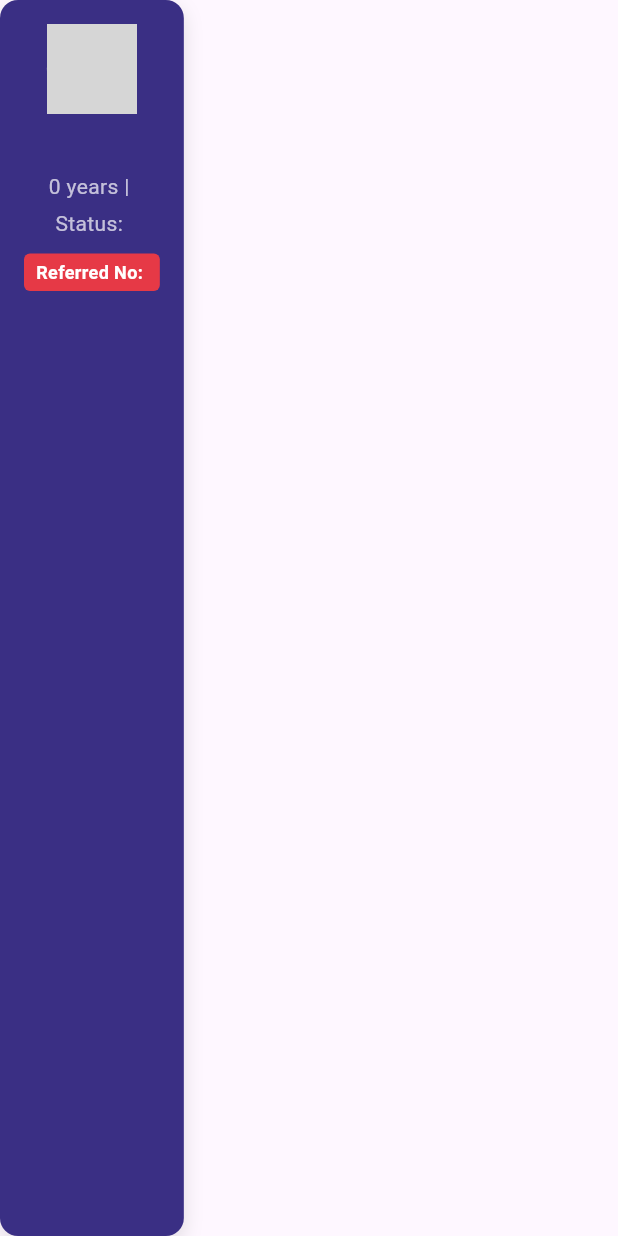
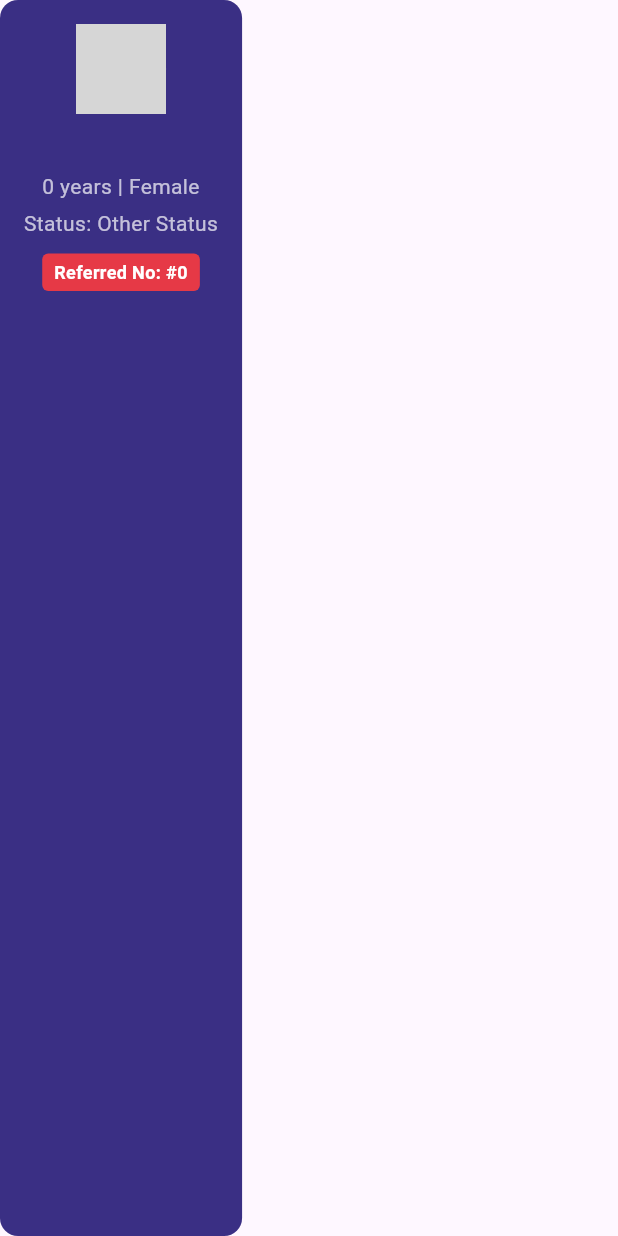
Before and after one commit to divyank-kashyap/med-cross-beta, a Flutter app: the PatientCard widget shown alone on an empty page, opened directly with empty values, on a phone screen of 412 x 824 dp. Run offline on Flutter 3.47's test engine with Material 3 defaults, Android fonts, the phone set to English and light mode, and no system bars; our stand-ins replace font_awesome_flutter; network calls fail; grey boxes are pictures that could not be loaded.

Commit message:
Update patientFile.dart
API integration

```diff
--- a/lib/screens/patientFile.dart
+++ b/lib/screens/patientFile.dart
@@ -3,48 +3,65 @@ import 'package:http/http.dart' as http;
 import 'dart:convert'; // For JSON decoding
 import 'package:font_awesome_flutter/font_awesome_flutter.dart';
 
-// Define a model for patient data
-class Patient {
-  final String name;
-  final int age;
-  final String gender;
-  final String status;
-  final String referredNo;
+// Define a model for contact details
+class ContactDetail {
+  final int rowId;
+  final int mobileNo;
+  final String address;
 
-  Patient(
-      {required this.name,
-      required this.age,
-      required this.gender,
-      required this.status,
-      required this.referredNo});
+  ContactDetail({
+    required this.rowId,
+    required this.mobileNo,
+    required this.address,
+  });
 
-  factory Patient.fromJson(Map<String, dynamic> json) {
-    return Patient(
-      name: json['patientName'] ?? 'Unknown',
-      age: json['patientAge'] ?? 0,
-      gender: json['patientGender'] ?? 'Unknown',
-      status: json['status'] ?? 'No Status',
-      referredNo: json['referredNo'] ?? 'N/A',
+  factory ContactDetail.fromJson(Map<String, dynamic> json) {
+    return ContactDetail(
+      rowId: json['row_ID'],
+      mobileNo: json['mobile_No'],
+      address: json['address'],
     );
   }
 }
 
-void main() => runApp(PatientListApp());
+// Define a model for patient data
+class Patient {
+  final int rowId;
+  final String firstName;
+  final String lastName;
+  final String gender;
+  final int patientStatus;
+  final int age;
+  final ContactDetail contactDetail;
 
-class PatientListApp extends StatelessWidget {
-  @override
-  Widget build(BuildContext context) {
-    return MaterialApp(
-      title: 'Patient List',
-      theme: ThemeData(
-        primarySwatch: Colors.blue,
-      ),
-      home: PatientListPage(),
+  Patient({
+    required this.rowId,
+    required this.firstName,
+    required this.lastName,
+    required this.gender,
+    required this.patientStatus,
+    required this.age,
+    required this.contactDetail,
+  });
+
+  factory Patient.fromJson(Map<String, dynamic> json) {
+    return Patient(
+      rowId: json['row_Id'],
+      firstName: json['firstName'],
+      lastName: json['lastName'],
+      gender: json['gender'],
+      patientStatus: json['patient_Status'],
+      age: json['age'],
+      contactDetail: ContactDetail.fromJson(json['contactDetail']),
     );
   }
 }
 
 class PatientListPage extends StatefulWidget {
+  final String authToken; // Token passed from previous page
+
+  const PatientListPage({Key? key, required this.authToken}) : super(key: key);
+
   @override
   _PatientListPageState createState() => _PatientListPageState();
 }
@@ -63,17 +80,19 @@ class _PatientListPageState extends State<PatientListPage> {
   // Fetch patients from API
   Future<void> fetchPatients() async {
     final url = Uri.parse(
-        'http://20.219.27.255/staging/practice_core_api/api/ReferredPatients/getreferredpatients');
+      'http://20.219.27.255/staging/practice_core_api/api/ReferredPatients/getreferredpatients',
+    );
     try {
-      final response = await http.get(url);
+      final headers = {
+        'Authorization': 'Bearer ${widget.authToken}', // Use dynamic token
+        'Content-Type': 'application/json',
+      };
+
+      final response = await http.get(url, headers: headers);
 
       if (response.statusCode == 200) {
-        // Log the API response
         print('API Response: ${response.body}');
-
-        // Parse the JSON response
-        List<dynamic> data = json.decode(response.body)[
-            'patients']; // Adjust the key based on API response structure
+        List<dynamic> data = json.decode(response.body);
         setState(() {
           patients =
               data.map((patientJson) => Patient.fromJson(patientJson)).toList();
@@ -107,21 +126,21 @@ class _PatientListPageState extends State<PatientListPage> {
           Padding(
             padding: const EdgeInsets.all(8.0),
             child: CircleAvatar(
-              backgroundImage: AssetImage('assets/profile_image.png'),
+              backgroundImage: AssetImage('assets/profile_image.jpg'),
             ),
           ),
         ],
       ),
       body: isLoading
           ? Center(
-              child:
-                  CircularProgressIndicator()) // Show loading spinner while fetching data
+              child: CircularProgressIndicator(),
+            ) // Show loading spinner while fetching data
           : hasError
               ? Center(child: Text('Failed to load patients.'))
               : patients.isEmpty
                   ? Center(
-                      child: Text(
-                          'No patients found.')) // Show this if no patients are returned
+                      child: Text('No patients found.'),
+                    ) // Show this if no patients are returned
                   : Padding(
                       padding: const EdgeInsets.all(16.0),
                       child: GridView.builder(
@@ -129,7 +148,8 @@ class _PatientListPageState extends State<PatientListPage> {
                           crossAxisCount: 2,
                           crossAxisSpacing: 16.0,
                           mainAxisSpacing: 16.0,
-                          childAspectRatio: 0.7,
+                          childAspectRatio:
+                              0.75, // Adjusted to match the design
                         ),
                         itemCount: patients.length,
                         itemBuilder: (context, index) {
@@ -139,7 +159,7 @@ class _PatientListPageState extends State<PatientListPage> {
                         },
                       ),
                     ),
-      bottomNavigationBar: BottomNavBar(),
+      bottomNavigationBar: buildBottomAppBar(context),
       floatingActionButtonLocation: FloatingActionButtonLocation.centerDocked,
       floatingActionButton: FloatingActionButton(
         onPressed: () {
@@ -147,6 +167,43 @@ class _PatientListPageState extends State<PatientListPage> {
         },
         child: Icon(FontAwesomeIcons.handsHelping, color: Colors.white),
         backgroundColor: Color(0xFFE63946),
+      ),
+    );
+  }
+
+  Widget buildBottomAppBar(BuildContext context) {
+    return BottomAppBar(
+      shape: CircularNotchedRectangle(),
+      notchMargin: 6.0,
+      child: Row(
+        mainAxisAlignment: MainAxisAlignment.spaceAround,
+        children: <Widget>[
+          IconButton(
+            icon: Icon(Icons.home, color: Colors.grey),
+            onPressed: () {
+              // Navigate to Home
+            },
+          ),
+          IconButton(
+            icon: Icon(FontAwesomeIcons.stethoscope, color: Color(0xFFE63946)),
+            onPressed: () {
+              // Navigate to another page (Refer patient)
+            },
+          ),
+          SizedBox(width: 40), // Space for floating action button
+          IconButton(
+            icon: Icon(FontAwesomeIcons.mapMarkerAlt, color: Colors.grey),
+            onPressed: () {
+              // Navigate to Centre Map page
+            },
+          ),
+          IconButton(
+            icon: Icon(Icons.phone, color: Colors.grey),
+            onPressed: () {
+              // Navigate to Contact page
+            },
+          ),
+        ],
       ),
     );
   }
@@ -164,18 +221,11 @@ class PatientCard extends StatelessWidget {
       decoration: BoxDecoration(
         color: Color(0xFF3A2F84),
         borderRadius: BorderRadius.circular(12),
-        boxShadow: [
-          BoxShadow(
-            color: Colors.grey.withOpacity(0.3),
-            blurRadius: 10,
-            offset: Offset(0, 5),
-          ),
-        ],
       ),
       child: Padding(
         padding: const EdgeInsets.all(16.0),
         child: Column(
-          mainAxisAlignment: MainAxisAlignment.start,
+          crossAxisAlignment: CrossAxisAlignment.center,
           children: [
             CircleAvatar(
               backgroundImage: AssetImage(
@@ -184,22 +234,25 @@ class PatientCard extends StatelessWidget {
             ),
             SizedBox(height: 10),
             Text(
-              patient.name,
+              '${patient.firstName} ${patient.lastName}',
               style: TextStyle(
                 fontWeight: FontWeight.bold,
                 fontSize: 16,
                 color: Colors.white,
               ),
+              textAlign: TextAlign.center,
             ),
             SizedBox(height: 5),
             Text(
-              '${patient.age} years | ${patient.gender}',
+              '${patient.age} years | ${patient.gender == 'm' ? 'Male' : 'Female'}',
               style: TextStyle(color: Colors.white70),
+              textAlign: TextAlign.center,
             ),
             SizedBox(height: 5),
             Text(
-              'Status: ${patient.status}',
+              'Status: ${patient.patientStatus == 1 ? "Treatment Started" : "Other Status"}',
               style: TextStyle(color: Colors.white70),
+              textAlign: TextAlign.center,
             ),
             SizedBox(height: 10),
             Container(
@@ -209,12 +262,13 @@ class PatientCard extends StatelessWidget {
                 borderRadius: BorderRadius.circular(4),
               ),
               child: Text(
-                'Referred No: ${patient.referredNo}',
+                'Referred No: #${patient.rowId}',
                 style: TextStyle(
                   color: Colors.white,
                   fontWeight: FontWeight.bold,
                   fontSize: 12,
                 ),
+                textAlign: TextAlign.center,
               ),
             ),
           ],
@@ -223,44 +277,3 @@ class PatientCard extends StatelessWidget {
     );
   }
 }
-
-class BottomNavBar extends StatelessWidget {
-  @override
-  Widget build(BuildContext context) {
-    return BottomAppBar(
-      shape: CircularNotchedRectangle(),
-      notchMargin: 6.0,
-      child: Row(
-        mainAxisAlignment: MainAxisAlignment.spaceAround,
-        children: [
-          IconButton(
-            icon: Icon(Icons.home, color: Color(0xFFB7B7C8)),
-            onPressed: () {
-              // Navigate to home
-            },
-          ),
-          IconButton(
-            icon:
-                FaIcon(FontAwesomeIcons.stethoscope, color: Color(0xFFE63946)),
-            onPressed: () {
-              // Navigate to refer a patient
-            },
-          ),
-          SizedBox(width: 40),
-          IconButton(
-            icon: Icon(Icons.location_on, color: Color(0xFFB7B7C8)),
-            onPressed: () {
-              // Navigate to location page
-            },
-          ),
-          IconButton(
-            icon: Icon(Icons.phone, color: Color(0xFFB7B7C8)),
-            onPressed: () {
-              // Navigate to contact page
-            },
-          ),
-        ],
-      ),
-    );
-  }
-}
```
